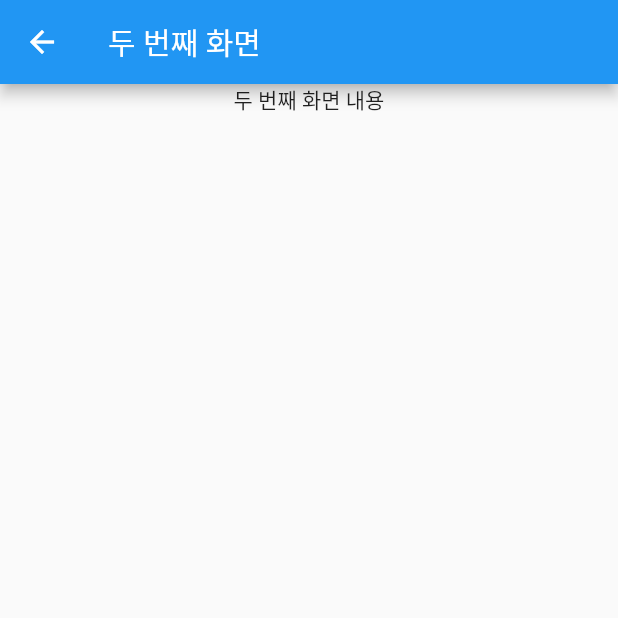
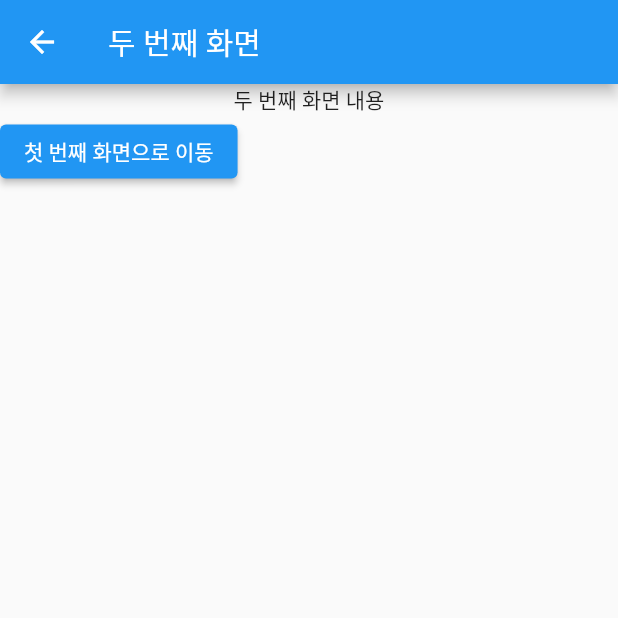
Before and after one commit to kopro-ov/flutter_project, a Flutter app: the SecondRoute screen opened directly, on a phone screen of 412 x 824 dp, the top half of it. Run offline on Flutter 3.47's test engine with Material 2 defaults, Android fonts, the phone set to English and light mode, and no system bars; our stand-ins replace get.

Commit message:
Add 화면 이동 버튼

```diff
--- a/basic_ex/lib/routes/second_route.dart
+++ b/basic_ex/lib/routes/second_route.dart
@@ -9,8 +9,16 @@ class SecondRoute extends StatelessWidget {
       appBar: AppBar(title: const Text('두 번째 화면')),
       body: Center(
         child: Column(
-          children: const [
-            Text('두 번째 화면 내용'),
+          children: [
+            const Text('두 번째 화면 내용'),
+            Row(
+              children: [
+                ElevatedButton(
+                  onPressed: () {},
+                  child: const Text('첫 번째 화면으로 이동'),
+                ),
+              ],
+            )
           ],
         ),
       ),
```
